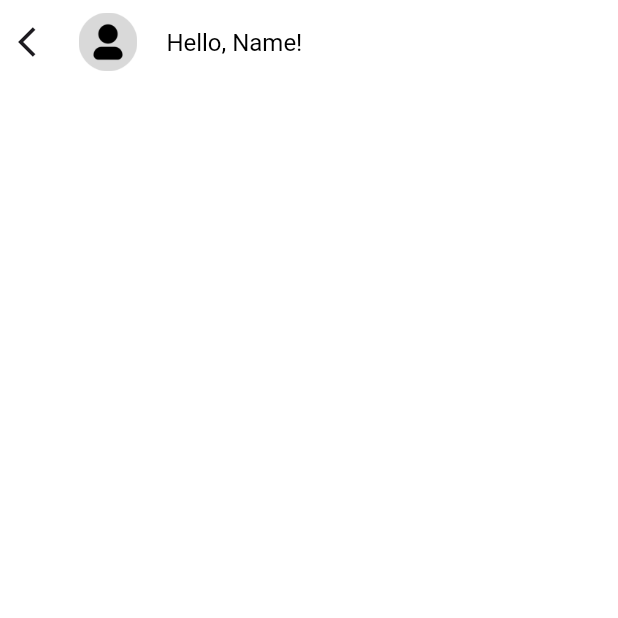
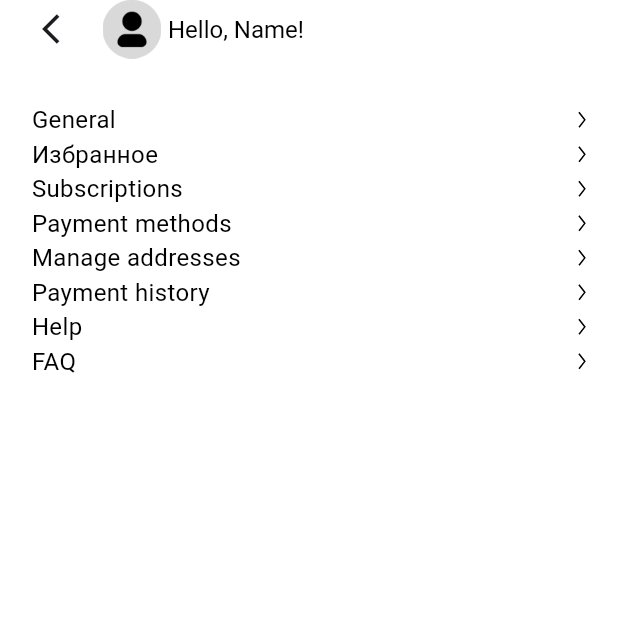
Before and after one commit to RealCart/HandyMan, a Flutter app: the ProfileScreen screen opened directly, after a tap on an icon or button, on a phone screen of 412 x 824 dp, the top half of it. Run offline on Flutter 3.47's test engine with Material 3 defaults, Android fonts, the phone set to English and light mode, and no system bars; our stand-ins replace flutter_svg, pinput; missing offline and left inert: dart:ffi.

Commit message:
Settings page

```diff
--- /dev/null
+++ b/lib/components/settings_options.dart
@@ -0,0 +1,30 @@
+import 'dart:ffi';
+
+import 'package:flutter/material.dart';
+import 'package:flutter_svg/flutter_svg.dart';
+
+class SettingsOptions extends StatelessWidget {
+  final String label;
+  final VoidCallback onTap;
+  const SettingsOptions({super.key, required this.label, required this.onTap});
+
+  @override
+  Widget build(BuildContext context) {
+    return InkWell(
+      onTap: onTap,
+      child: Row(
+        mainAxisAlignment: MainAxisAlignment.spaceBetween,
+        children: [
+          Text(
+            label,
+            style: const TextStyle(
+              color: Colors.black,
+              fontSize: 16,
+            ),
+          ),
+          SvgPicture.asset("assets/icons/settings_options_arrow.svg"),
+        ],
+      ),
+    );
+  }
+}
--- a/lib/screens/Main page/Profile pages/personal_information.dart
+++ b/lib/screens/Main page/Profile pages/personal_information.dart
@@ -3,7 +3,6 @@ import '../../../components/inputs/custom_input.dart';
 import '../../../components/inputs/password_input.dart';
 import '../../../components/buttons/custom_button.dart';
 import '../../../utils/screen_size_extension.dart';
-import 'package:flutter_svg/flutter_svg.dart';
 
 class PersonalInformation extends StatelessWidget {
   final TextEditingController nameInput = TextEditingController();
--- a/lib/screens/Main page/profile_screen.dart
+++ b/lib/screens/Main page/profile_screen.dart
@@ -29,24 +29,23 @@ class _ProfileScreenState extends State<ProfileScreen> {
   Widget build(BuildContext context) {
     return Scaffold(
       backgroundColor: Colors.white,
-      appBar: AppBar(
+      appBar: PreferredSize(
+        preferredSize: Size.fromHeight(
+          context.heightPercent(90.0),
+        ),
+        child: Padding(
+          padding: EdgeInsets.symmetric(
+            horizontal: context.widthPercent(20.0),
+          ),
+          child: AppBar(
             backgroundColor: Colors.transparent,
             leadingWidth: context.widthPercent(105.0),
             titleSpacing: 0.0,
-        leading: Row(
+            automaticallyImplyLeading: false,
+            title: Row(
               mainAxisSize: MainAxisSize.min,
               mainAxisAlignment: MainAxisAlignment.start,
               children: [
-            IconButton(
-              splashColor: Colors.transparent,
-              highlightColor: Colors.transparent,
-              padding: EdgeInsets.zero,
-              constraints: const BoxConstraints(),
-              onPressed: () {
-                Navigator.pop(context);
-              },
-              icon: const Icon(Icons.arrow_back_ios),
-            ),
                 IconButton(
                   padding: EdgeInsets.zero,
                   constraints: const BoxConstraints(),
@@ -57,14 +56,14 @@ class _ProfileScreenState extends State<ProfileScreen> {
                     height: context.heightPercent(40.0),
                   ),
                 ),
-          ],
-        ),
-        title: const Text(
+                const Text(
                   "Hello, Name!",
                   style: TextStyle(
                     fontSize: 16,
                     color: Colors.black,
                   ),
+                ),
+              ],
             ),
             actions: [
               IconButton(
@@ -77,10 +76,6 @@ class _ProfileScreenState extends State<ProfileScreen> {
             bottom: PreferredSize(
               preferredSize: Size.fromHeight(
                 context.heightPercent(35.0),
-          ),
-          child: Padding(
-            padding: EdgeInsets.symmetric(
-              horizontal: context.widthPercent(20.0),
               ),
               child: Row(
                 mainAxisAlignment: MainAxisAlignment.start,
@@ -96,6 +91,7 @@ class _ProfileScreenState extends State<ProfileScreen> {
                     isTapped: pageIndex == 1,
                   ),
                 ],
+              ),
             ),
           ),
         ),
--- a/lib/screens/Main page/settings_page.dart
+++ b/lib/screens/Main page/settings_page.dart
@@ -1,25 +1,22 @@
 import 'package:flutter/material.dart';
 import '../../utils/screen_size_extension.dart';
+import '../../components/settings_options.dart';
 
 class SettingsPage extends StatelessWidget {
   const SettingsPage({super.key});
 
   @override
   Widget build(BuildContext context) {
-    return SafeArea(
-      child: Scaffold(
-        backgroundColor: Colors.white,
-        appBar: AppBar(
+    return Scaffold(
+      backgroundColor: Colors.white,
+      appBar: PreferredSize(
+        preferredSize: Size.fromHeight(context.heightPercent(40.0)),
+        child: AppBar(
           backgroundColor: Colors.transparent,
-          leadingWidth: context.widthPercent(105.0),
-          titleSpacing: 0.0,
-          leading: Row(
-            mainAxisSize: MainAxisSize.min,
-            mainAxisAlignment: MainAxisAlignment.start,
+          automaticallyImplyLeading: false,
+          title: Row(
             children: [
               IconButton(
-                splashColor: Colors.transparent,
-                highlightColor: Colors.transparent,
                 padding: EdgeInsets.zero,
                 constraints: const BoxConstraints(),
                 onPressed: () {
@@ -37,18 +34,35 @@ class SettingsPage extends StatelessWidget {
                   height: context.heightPercent(40.0),
                 ),
               ),
+              const Text(
+                "Hello, Name!",
+                style: TextStyle(
+                  color: Colors.black,
+                  fontSize: 16,
+                ),
+              )
             ],
           ),
-          title: const Text(
-            "Hello, Name!",
-            style: TextStyle(
-              fontSize: 16,
-              color: Colors.black,
+        ),
+      ),
+      body: Padding(
+        padding: EdgeInsets.symmetric(
+          horizontal: context.widthPercent(20.0),
+        ),
+        child: Column(
+          children: [
+            SizedBox(
+              height: context.heightPercent(30.0),
             ),
-          ),
-        ),
-        body: const Column(
-          children: [],
+            SettingsOptions(label: "General", onTap: () {}),
+            SettingsOptions(label: "Избранное", onTap: () {}),
+            SettingsOptions(label: "Subscriptions", onTap: () {}),
+            SettingsOptions(label: "Payment methods", onTap: () {}),
+            SettingsOptions(label: "Manage addresses", onTap: () {}),
+            SettingsOptions(label: "Payment history", onTap: () {}),
+            SettingsOptions(label: "Help", onTap: () {}),
+            SettingsOptions(label: "FAQ", onTap: () {}),
+          ],
         ),
       ),
     );
```
Also changed, not shown: assets/icons/settings_options_arrow.svg (added), assets/icons/weui_back-filled.svg (added). Lines whose indentation alone changed are shown as unchanged.
